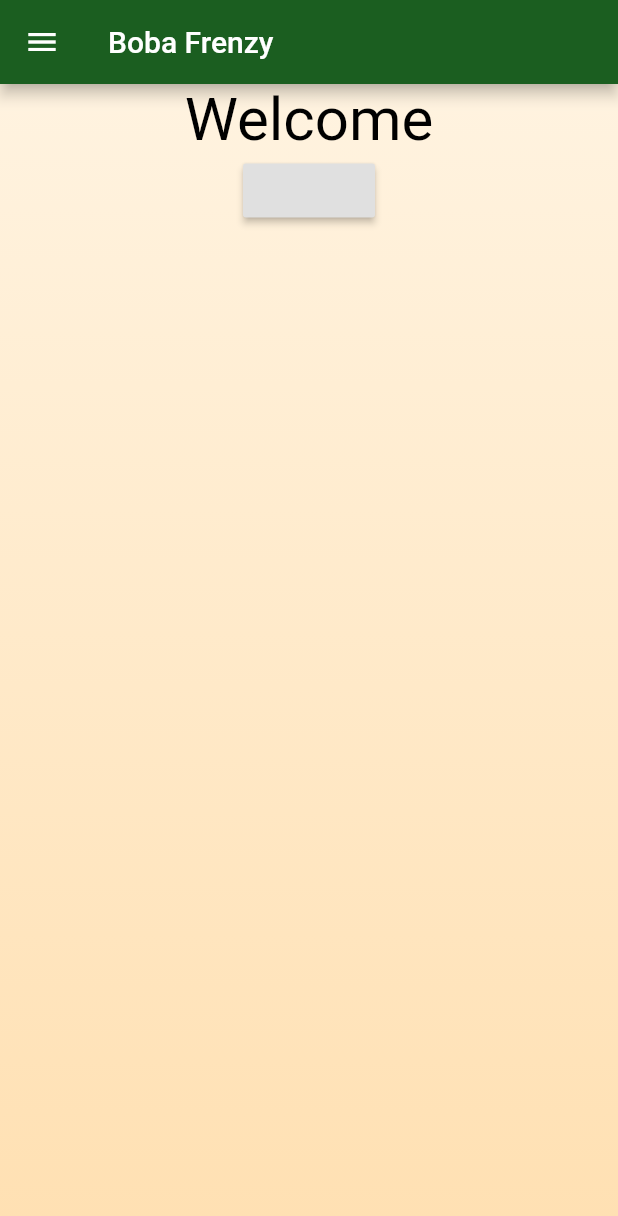
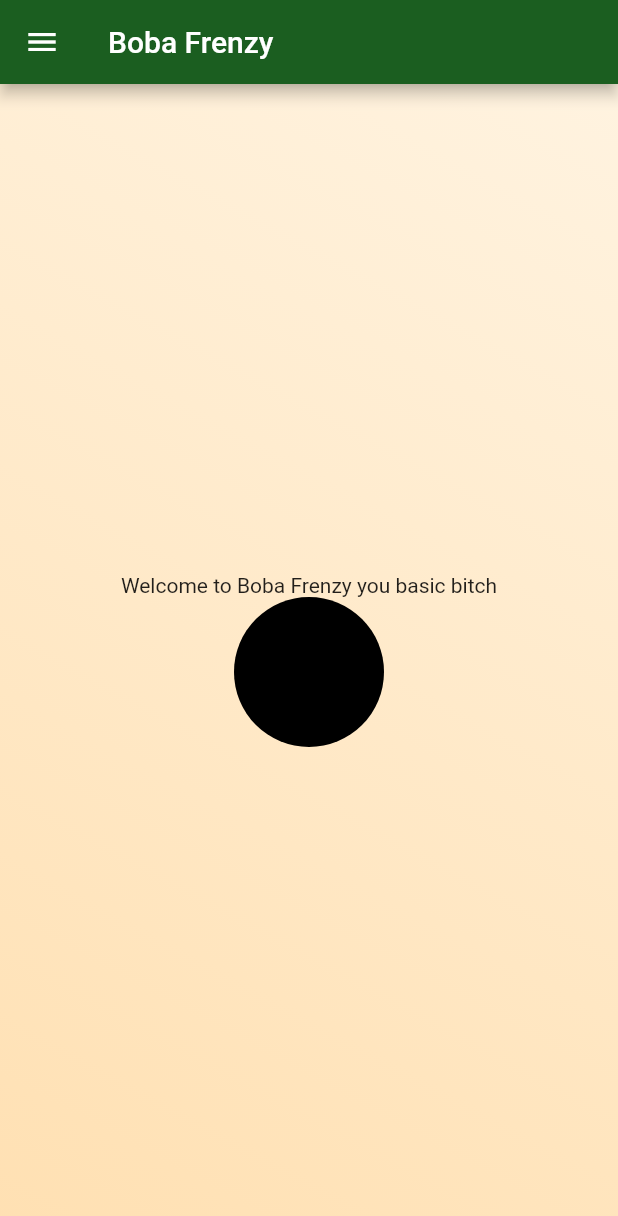
Before and after one commit to k-ly73/BobaFrenzy, a Flutter app: the screen it shows after launch, on a phone screen of 412 x 824 dp. Shown: the top 1216 px of the screen. Run offline on Flutter 3.47's test engine with Material 2 defaults, Android fonts, the phone set to English and light mode, and no system bars; our stand-ins replace cloud_firestore, firebase_auth; accounts and stored records are empty; Roboto replaces fonts that are missing (Cursive).

Commit message:
Added cloud firebase packages

```diff
--- a/app/lib/screens/home_page.dart
+++ b/app/lib/screens/home_page.dart
@@ -1,6 +1,5 @@
 import 'package:flutter/material.dart';
 import 'drawer.dart';
-import 'profile.dart';
 
 class HomeScreen extends StatelessWidget {
   @override
@@ -11,51 +10,33 @@ class HomeScreen extends StatelessWidget {
 
       ),
 
-      drawer: MenuDrawer(
-      ),
+      drawer: MenuDrawer(),
       body: Stack(
         fit: StackFit.expand,
         children: <Widget>[
-          Container(
-            constraints:
-              BoxConstraints.expand(
-                height: 603,
-              ),
-            decoration: BoxDecoration(
-              gradient: LinearGradient(
-                begin: Alignment.topLeft,
-                end: Alignment.bottomLeft,
-                colors: [Colors.orange[50], Colors.orange[100]],
-                tileMode: TileMode.repeated,
+            Container(
+              decoration: BoxDecoration(
+                gradient: LinearGradient(
+                  begin: Alignment.topRight,
+                  end: Alignment.bottomLeft,
+                  colors: [Colors.orange[50], Colors.orange[100]]
+                ),
               )
             ),
-          ),
-          Column(
-            mainAxisAlignment: MainAxisAlignment.start,
+
+            Column(
+            mainAxisAlignment: MainAxisAlignment.center,
             children: <Widget>[
-              Text(
-                "Welcome",
-                style: TextStyle(
-                  fontSize: 40.0,
-                  color: Colors.black,
-                  fontFamily: "Cursive",
-                )
-              ),
-              RaisedButton(
-                onPressed: () {
-
-                }
+              Text("Welcome to Boba Frenzy you basic bitch"),
+              CircleAvatar(
+                radius: 50.0,
+                backgroundColor: Colors.black,
 
               )
-
             ],
-          ),
-
+          )
         ],
-
-      ),
-
-
+      )
     );
   }
 }
--- /dev/null
+++ b/app/lib/services/database.dart
@@ -0,0 +1,5 @@
+import 'package:cloud_firestore/cloud_firestore.dart';
+
+class DatabaseService {
+  final CollectionReference drinkCollection = Firestore.instance.collection('drinks');
+}
--- a/app/pubspec.yaml
+++ b/app/pubspec.yaml
@@ -23,10 +23,14 @@ dependencies:
 
   #firebase
   firebase_core: ^0.4.0+9
+   # Add the dependency for the FlutterFire plugin for Google Analytics
   firebase_analytics: ^5.0.2
+
+  # Add the dependencies for any other Firebase products you want to use in your app
   # For example, to use Firebase Authentication and Cloud Firestore
   firebase_auth: ^0.14.0+5
-
+  google_sign_in: ^4.0.4
+  cloud_firestore: ^0.12.9+5
 
 
   # The following adds the Cupertino Icons font to your application.
```
Also changed, not shown: app/lib/main.dart (+23 -73 lines), app/lib/assets/images/google_logo.png (added), app/lib/controllers/animation.dart (renamed from app/lib/screens/animation.dart), app/pubspec.lock, 2 other files.
